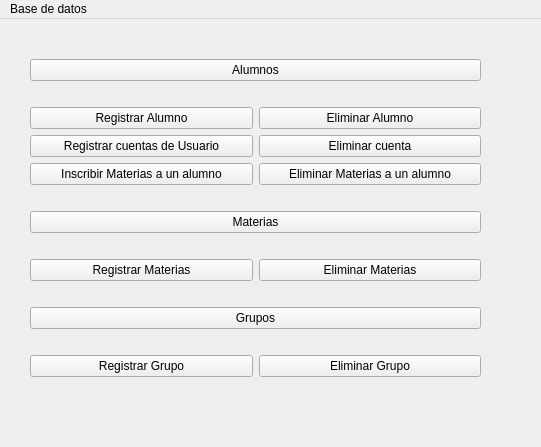
First picture: the form in Pruebas/UI/Menuprincipal.ui, repository Remv123/DB_SQLite, before the edit.
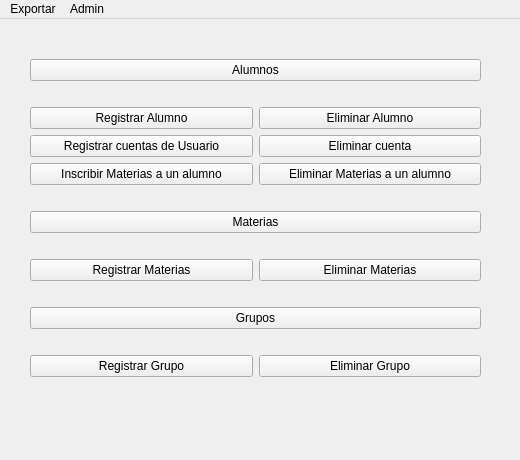
Second picture: the form after the edit.

The edit to the form file:
```diff
--- a/Pruebas/UI/Menuprincipal.ui
+++ b/Pruebas/UI/Menuprincipal.ui
@@ -6,10 +6,16 @@
    <rect>
     <x>0</x>
     <y>0</y>
-    <width>541</width>
-    <height>447</height>
+    <width>520</width>
+    <height>460</height>
    </rect>
   </property>
+  <property name="maximumSize">
+   <size>
+    <width>520</width>
+    <height>460</height>
+   </size>
+  </property>
   <property name="windowTitle">
    <string>Menu principal</string>
   </property>
@@ -139,18 +145,33 @@
     <rect>
      <x>0</x>
      <y>0</y>
-     <width>541</width>
+     <width>520</width>
      <height>20</height>
     </rect>
    </property>
-   <widget class="QMenu" name="menuBase_de_datos">
+   <widget class="QMenu" name="menuExportar">
     <property name="title">
-     <string>Base de datos</string>
+     <string>Exportar</string>
     </property>
     <addaction name="actionCargar"/>
     <addaction name="actionRespaldar"/>
    </widget>
-   <addaction name="menuBase_de_datos"/>
+   <widget class="QMenu" name="menuAdmin">
+    <property name="title">
+     <string>Admin</string>
+    </property>
+    <widget class="QMenu" name="menuUsuario">
+     <property name="title">
+      <string>Usuarios aplicacion</string>
+     </property>
+     <addaction name="actionCrearUsuario_2"/>
+     <addaction name="actionEliminar_Usuario"/>
+    </widget>
+    <addaction name="menuUsuario"/>
+    <addaction name="actionRespaldarBD"/>
+   </widget>
+   <addaction name="menuExportar"/>
+   <addaction name="menuAdmin"/>
   </widget>
   <action name="actionCargar">
    <property name="text">
```
Left out of the diff: 49 changed lines with no effect on the pictures.
